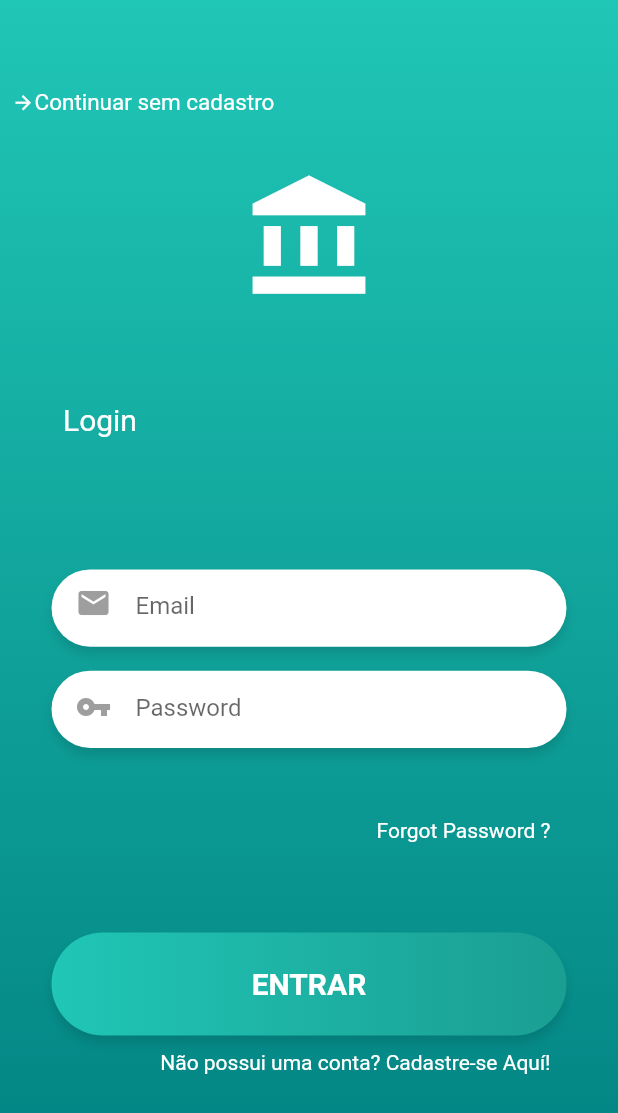
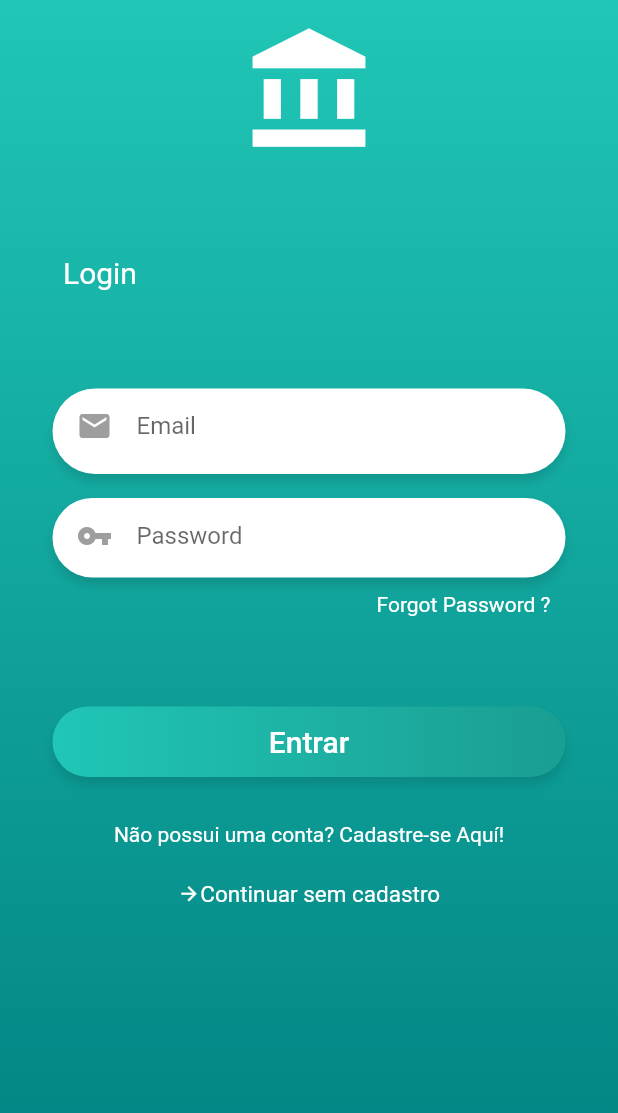
Before and after one commit to anecba/MyPocketSpace, a Flutter app: the LoginPage screen opened directly, on a phone screen of 412 x 824 dp. Shown: the top 1113 px of the screen. Run offline on Flutter 3.47's test engine with Material 2 defaults, Android fonts, the phone set to English and light mode, and no system bars; missing offline and left inert: hasura_connect.

Commit message:
Alteração no design, correção de bugs

```diff
--- a/lib/paginas/login.dart
+++ b/lib/paginas/login.dart
@@ -1,7 +1,7 @@
 import 'package:flutter/material.dart';
 import 'package:flutter/services.dart';
-import 'package:my_pocket_space/main.dart';
 import 'package:my_pocket_space/paginas/cadastro.dart';
+import 'package:my_pocket_space/paginas/tabs.page.dart';
 
 class LoginPage extends StatefulWidget {
   @override
@@ -19,12 +19,7 @@ class _LoginPageState extends State<LoginPage> {
 
   @override
   Widget build(BuildContext context) {
-    return Scaffold(
-      body: SingleChildScrollView(
-        child: Container(
-          height: MediaQuery.of(context).size.height,
-          width: MediaQuery.of(context).size.width,
-          child: Container(
+    return Container(
       decoration: BoxDecoration(
         gradient: LinearGradient(
           begin: Alignment.topCenter,
@@ -35,43 +30,17 @@ class _LoginPageState extends State<LoginPage> {
           ],
         ),
       ),
+      child: Scaffold(
+        backgroundColor: Colors.transparent,
+        body: SingleChildScrollView(
           child: Column(
             children: <Widget>[
-                //Primeira repartição da tela conde ta o logo
               Container(
-                  width: MediaQuery.of(context).size.width,
-                  height: MediaQuery.of(context).size.height / 2.5,
                 //VER SE ALGUM DIA ARRUMO ESSA GAMBIARRA!
                 child: Column(
                   mainAxisSize: MainAxisSize.min,
                   mainAxisAlignment: MainAxisAlignment.center,
                   children: <Widget>[
-                      GestureDetector(
-                        onTap: () {
-                          Navigator.push(
-                              context,
-                              MaterialPageRoute(
-                                  builder: (context) => (PaginaPrincipal())));
-                        },
-                        child: Container(
-                          height: 60,
-                          child: Padding(
-                            //CRIANDO UMA OPÇÃO PARA ACESSAR SEM FAZER LOGIN
-                            padding: const EdgeInsets.all(8.0),
-                            child: Row(children: <Widget>[
-                              Icon(Icons.arrow_forward,
-                                  size: 15, color: Colors.white),
-                              Text(
-                                'Continuar sem cadastro',
-                                style: TextStyle(
-                                  fontSize: 15,
-                                  color: Colors.white,
-                                ),
-                              ),
-                            ]),
-                          ),
-                        ),
-                      ),
                     Align(
                       alignment: Alignment.center,
                       child: Padding(
@@ -102,15 +71,12 @@ class _LoginPageState extends State<LoginPage> {
               ),
               // Segunda repartição com Os campos para serem preenchidos
               Container(
-                  height: MediaQuery.of(context).size.height / 4,
-                  width: MediaQuery.of(context).size.width,
                 padding: EdgeInsets.only(top: 50),
                 child: Column(
                   children: <Widget>[
                     //container do campo Email
                     Container(
-                        width: MediaQuery.of(context).size.width / 1.2,
-                        height: MediaQuery.of(context).size.width / 8,
+                      margin: EdgeInsets.only(top: 16, left: 35, right: 35),
                       // este padding aqui arruma o text dado um bom posicionamento.
                       padding: EdgeInsets.only(
                           top: 1, left: 16, right: 16, bottom: 8),
@@ -138,9 +104,7 @@ class _LoginPageState extends State<LoginPage> {
                     ),
                     //container do campo password ALTEARANDO ALEATORIO
                     Container(
-                        width: MediaQuery.of(context).size.width / 1.2,
-                        height: MediaQuery.of(context).size.width / 8,
-                        margin: EdgeInsets.only(top: 16),
+                      margin: EdgeInsets.only(top: 16, left: 35, right: 35),
                       // este padding aqui arruma o text dado um bom posicionamento.
                       padding: EdgeInsets.only(
                           top: 1, left: 16, right: 16, bottom: 4),
@@ -157,7 +121,7 @@ class _LoginPageState extends State<LoginPage> {
                         ],
                       ),
                       //campo para escrever
-                        child: TextField(
+                      child: TextFormField(
                         decoration: InputDecoration(
                           icon: Icon(Icons.vpn_key, color: Colors.grey),
                           border: InputBorder.none,
@@ -187,19 +151,18 @@ class _LoginPageState extends State<LoginPage> {
                 ),
               ),
               //minha maneira de dar um espaçamento ja q o negocio deu ruim.
-                Container(height: 60),
+              SizedBox(height: 60),
               //meu botão pra logar
               //AQUI FICA MEU BOTAO
               GestureDetector(
                 onTap: () {
-                    Navigator.push(
-                        context,
-                        MaterialPageRoute(
-                            builder: (context) => (PaginaPrincipal())));
+                  Navigator.push(context,
+                      MaterialPageRoute(builder: (context) => TabsPage()));
                 },
                 child: Container(
-                    height: MediaQuery.of(context).size.width / 6,
-                    width: MediaQuery.of(context).size.width / 1.2,
+                  margin: const EdgeInsets.only(left: 35, right: 35),
+                  padding: const EdgeInsets.only(
+                      left: 10, bottom: 12, top: 12, right: 10),
                   decoration: BoxDecoration(
                     gradient: LinearGradient(
                       colors: [
@@ -224,11 +187,11 @@ class _LoginPageState extends State<LoginPage> {
                     children: <Widget>[
                       Center(
                         child: Text(
-                            'Entrar'.toUpperCase(),
+                          'Entrar',
                           style: TextStyle(
                             fontSize: 20,
                             color: Colors.white,
-                              fontWeight: FontWeight.bold,
+                            fontWeight: FontWeight.w500,
                           ),
                         ),
                       ),
@@ -237,19 +200,20 @@ class _LoginPageState extends State<LoginPage> {
                 ),
               ),
               //criar conta
-                GestureDetector(
+              Padding(
+                padding: const EdgeInsets.only(top: 20),
+                child: GestureDetector(
                   onTap: () {
                     Navigator.push(
                         context,
                         MaterialPageRoute(
-                            builder: (context) => (CadastroApp())));
+                            builder: (context) => (CadastroPage())));
                   },
                   child: Align(
-                    alignment: Alignment.centerRight,
+                    alignment: Alignment.center,
                     child: Padding(
                       padding: const EdgeInsets.only(
                         top: 10,
-                        right: 45,
                       ),
                       child: Text(
                         'Não possui uma conta? Cadastre-se Aquí!',
@@ -260,8 +224,43 @@ class _LoginPageState extends State<LoginPage> {
                     ),
                   ),
                 ),
+              ),
+
+              Padding(
+                padding: const EdgeInsets.only(top: 15),
+                child: GestureDetector(
+                  onTap: () {
+                    /*
+                    Navigator.push(
+                        context,
+                        MaterialPageRoute(
+                            builder: (context) => (PaginaPrincipal())));
+                            */
+                  },
+                  child: Align(
+                    alignment: Alignment.center,
+                    child: Padding(
+                      //CRIANDO UMA OPÇÃO PARA ACESSAR SEM FAZER LOGIN
+                      padding: const EdgeInsets.all(8.0),
+                      child: Row(
+                        mainAxisSize: MainAxisSize.min,
+                        children: <Widget>[
+                          Icon(Icons.arrow_forward,
+                              size: 15, color: Colors.white),
+                          Text(
+                            'Continuar sem cadastro',
+                            style: TextStyle(
+                              fontSize: 15,
+                              color: Colors.white,
+                            ),
+                          ),
                         ],
                       ),
+                    ),
+                  ),
+                ),
+              ),
+            ],
           ),
         ),
       ),
--- a/lib/paginas/paginaPrincipal.dart
+++ b/lib/paginas/paginaPrincipal.dart
@@ -1,4 +1,3 @@
-import 'package:flutter/foundation.dart';
 import 'package:flutter/material.dart';
 import 'package:hasura_connect/hasura_connect.dart';
 import 'package:my_pocket_space/models/note.dart';
@@ -19,11 +18,10 @@ class _MinhaPaginaPrincipalState extends State<MinhaPaginaPrincipal> {
     super.initState();
   }
 
-  /*  @override
+  @override
   void dispose() {
-    notes.close();
     super.dispose();
-  } */
+  }
 
   @override
   Widget build(BuildContext context) {
--- a/pubspec.yaml
+++ b/pubspec.yaml
@@ -20,12 +20,15 @@ dependencies:
   # deivao_drawer: 1.0.0+6
   flutter:
     sdk: flutter
+  flutter_localizations:
+    sdk: flutter
+  flutter_cupertino_localizations: ^1.0.1
 
   # The following adds the Cupertino Icons font to your application.
   # Use with the CupertinoIcons class for iOS style icons.
   cupertino_icons: ^0.1.2
   hasura_connect: ^0.1.3
-  # flutter_share_me: ^0.6.0
+  intl: ^0.15.8
 
 dev_dependencies:
   flutter_test:
```
Also changed, not shown: lib/main.dart (+14 -7 lines), lib/paginas/cadastro.dart (+0 -14 lines), lib/paginas/tabs.page.dart (+5 -6 lines), lib/paginas/telaCriandoAnotacoes.dart (+48 -56 lines), pubspec.lock. Lines whose indentation alone changed are shown as unchanged.
